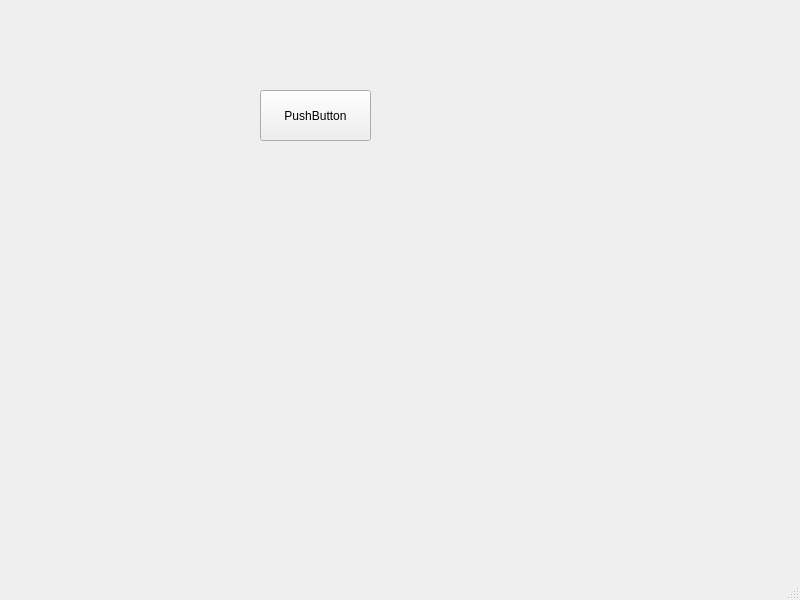
This is Mebel_aplication/mainwindow.ui in ValeZh/Project_mebel as Qt 5 draws it before an edit. The edited form follows.
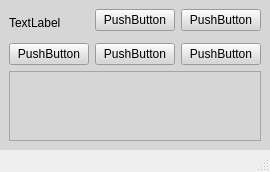
This is the edited form.

What changed in the file:
```diff
--- a/Mebel_aplication/mainwindow.ui
+++ b/Mebel_aplication/mainwindow.ui
@@ -2,31 +2,114 @@
 <ui version="4.0">
  <class>MainWindow</class>
  <widget class="QMainWindow" name="MainWindow">
-  <property name="geometry">
-   <rect>
-    <x>0</x>
-    <y>0</y>
-    <width>800</width>
-    <height>600</height>
-   </rect>
-  </property>
   <property name="windowTitle">
    <string>MainWindow</string>
   </property>
   <widget class="QWidget" name="centralwidget">
-   <widget class="QPushButton" name="pushButton">
-    <property name="geometry">
-     <rect>
-      <x>260</x>
-      <y>90</y>
-      <width>111</width>
-      <height>51</height>
-     </rect>
-    </property>
-    <property name="text">
-     <string>PushButton</string>
-    </property>
-   </widget>
+   <property name="styleSheet">
+    <string notr="true">background-color: rgb(214, 214, 214);</string>
+   </property>
+   <layout class="QVBoxLayout" name="verticalLayout_3">
+    <item>
+     <layout class="QHBoxLayout" name="horizontalLayout_2">
+      <item>
+       <layout class="QVBoxLayout" name="verticalLayout_8">
+        <item>
+         <widget class="QLabel" name="label">
+          <property name="text">
+           <string>TextLabel</string>
+          </property>
+         </widget>
+        </item>
+       </layout>
+      </item>
+      <item>
+       <layout class="QVBoxLayout" name="verticalLayout_7">
+        <item>
+         <layout class="QHBoxLayout" name="horizontalLayout_5">
+          <item>
+           <widget class="QPushButton" name="pushButton_7">
+            <property name="text">
+             <string>PushButton</string>
+            </property>
+           </widget>
+          </item>
+          <item>
+           <widget class="QPushButton" name="pushButton_6">
+            <property name="text">
+             <string>PushButton</string>
+            </property>
+           </widget>
+          </item>
+         </layout>
+        </item>
+        <item>
+         <layout class="QHBoxLayout" name="horizontalLayout_4">
+          <item>
+           <widget class="QFrame" name="frame">
+            <property name="frameShape">
+             <enum>QFrame::StyledPanel</enum>
+            </property>
+            <property name="frameShadow">
+             <enum>QFrame::Raised</enum>
+            </property>
+           </widget>
+          </item>
+         </layout>
+        </item>
+        <item>
+         <layout class="QHBoxLayout" name="horizontalLayout_3"/>
+        </item>
+       </layout>
+      </item>
+     </layout>
+    </item>
+    <item>
+     <layout class="QHBoxLayout" name="horizontalLayout_7">
+      <item>
+       <widget class="QPushButton" name="pushButton_3">
+        <property name="text">
+         <string>PushButton</string>
+        </property>
+       </widget>
+      </item>
+      <item>
+       <widget class="QPushButton" name="pushButton_2">
+        <property name="text">
+         <string>PushButton</string>
+        </property>
+       </widget>
+      </item>
+      <item>
+       <widget class="QPushButton" name="pushButton">
+        <property name="text">
+         <string>PushButton</string>
+        </property>
+       </widget>
+      </item>
+     </layout>
+    </item>
+    <item>
+     <layout class="QHBoxLayout" name="horizontalLayout_13"/>
+    </item>
+    <item>
+     <widget class="QScrollArea" name="scrollArea">
+      <property name="widgetResizable">
+       <bool>true</bool>
+      </property>
+      <widget class="QWidget" name="scrollAreaWidgetContents">
+       <property name="geometry">
+        <rect>
+         <x>0</x>
+         <y>0</y>
+         <width>559</width>
+         <height>270</height>
+        </rect>
+       </property>
+      </widget>
+     </widget>
+    </item>
+   </layout>
   </widget>
   <widget class="QMenuBar" name="menubar">
    <property name="geometry">
```
Left out of the diff: 2 changed lines with no effect on the pictures.
